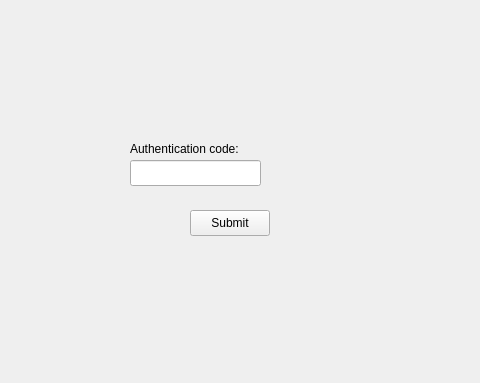
Above: src/client/authenticationcode.ui from Eric-dot-png/Project-OOM before the change; both pictures show x 0 to 480 and y 0 to 383 of the 640 by 480 pixel window. Below: the same form after it.
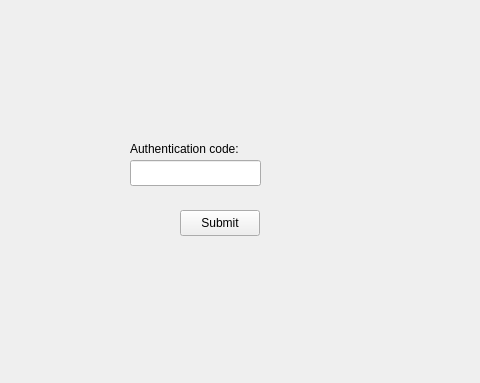
That is the form after the change.

Diff of the .ui file:
```diff
--- a/src/client/authenticationcode.ui
+++ b/src/client/authenticationcode.ui
@@ -39,7 +39,7 @@
   <widget class="QPushButton" name="submitButton">
    <property name="geometry">
     <rect>
-     <x>190</x>
+     <x>180</x>
      <y>210</y>
      <width>80</width>
      <height>26</height>
```
Left out of the diff: 25 changed lines with no effect on the pictures.
